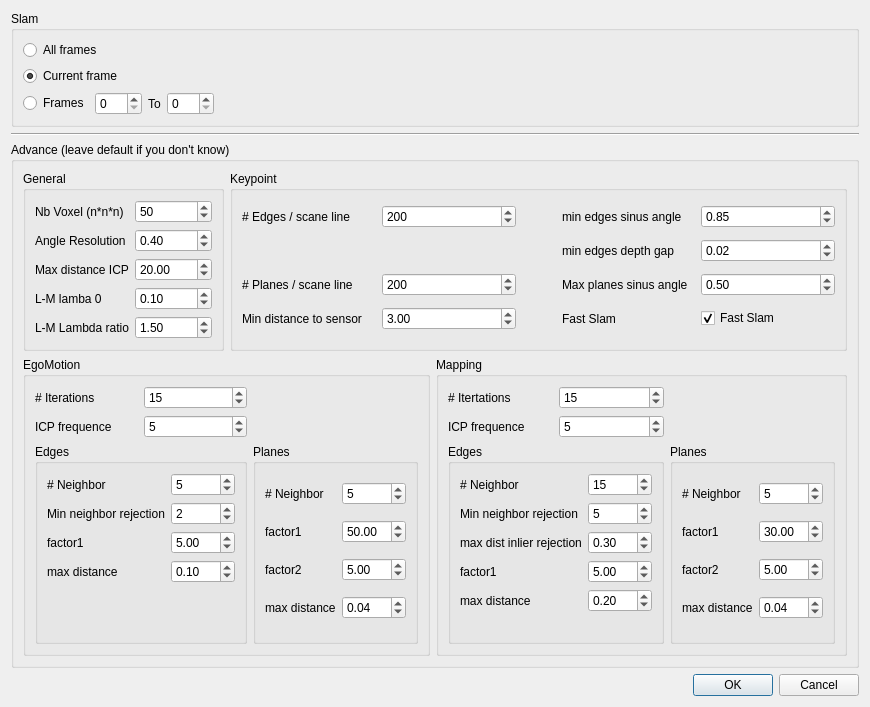
First picture: the form in VelodyneHDL/vvSlamConfigurationDialog.ui, repository Kitware/VeloView, before the edit.
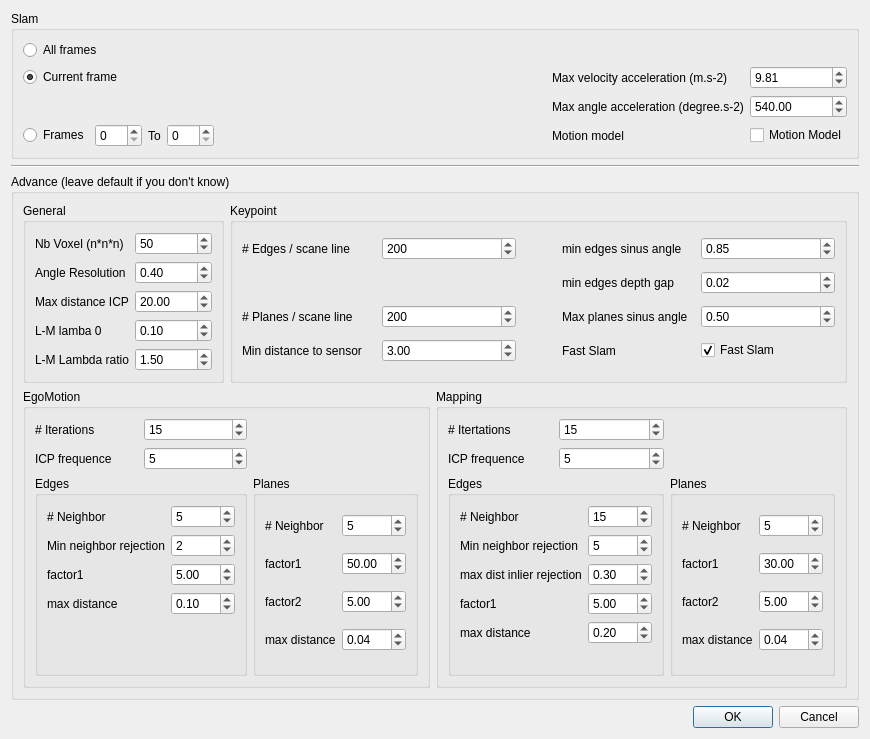
Second picture: the form after the edit.

Commit message: GUI for motion model settings

```diff
--- a/VelodyneHDL/vvSlamConfigurationDialog.ui
+++ b/VelodyneHDL/vvSlamConfigurationDialog.ui
@@ -7,7 +7,7 @@
     <x>0</x>
     <y>0</y>
     <width>869</width>
-    <height>699</height>
+    <height>732</height>
    </rect>
   </property>
   <property name="windowTitle">
@@ -664,6 +664,13 @@
       <string>Slam</string>
      </property>
      <layout class="QGridLayout" name="gridLayout_2">
+      <item row="4" column="3">
+       <widget class="QSpinBox" name="End">
+        <property name="maximum">
+         <number>500</number>
+        </property>
+       </widget>
+      </item>
       <item row="4" column="2">
        <widget class="QLabel" name="label">
         <property name="text">
@@ -671,10 +678,13 @@
         </property>
        </widget>
       </item>
-      <item row="4" column="3">
-       <widget class="QSpinBox" name="End">
-        <property name="maximum">
-         <number>500</number>
+      <item row="1" column="0" colspan="2">
+       <widget class="QRadioButton" name="currentFrame">
+        <property name="text">
+         <string>Current frame</string>
+        </property>
+        <property name="checked">
+         <bool>true</bool>
         </property>
        </widget>
       </item>
@@ -685,16 +695,6 @@
         </property>
        </widget>
       </item>
-      <item row="0" column="0" colspan="2">
-       <widget class="QRadioButton" name="allFrames">
-        <property name="text">
-         <string>All frames</string>
-        </property>
-        <property name="checked">
-         <bool>false</bool>
-        </property>
-       </widget>
-      </item>
       <item row="4" column="4">
        <spacer name="horizontalSpacer_2">
         <property name="orientation">
@@ -715,13 +715,67 @@
         </property>
        </widget>
       </item>
-      <item row="1" column="0" colspan="2">
-       <widget class="QRadioButton" name="currentFrame">
+      <item row="0" column="0" colspan="2">
+       <widget class="QRadioButton" name="allFrames">
         <property name="text">
-         <string>Current frame</string>
+         <string>All frames</string>
         </property>
         <property name="checked">
-         <bool>true</bool>
+         <bool>false</bool>
+        </property>
+       </widget>
+      </item>
+      <item row="4" column="6">
+       <widget class="QCheckBox" name="MotionModelCheckbox">
+        <property name="text">
+         <string>Motion Model</string>
+        </property>
+        <property name="checked">
+         <bool>false</bool>
+        </property>
+       </widget>
+      </item>
+      <item row="4" column="5">
+       <widget class="QLabel" name="label_37">
+        <property name="text">
+         <string>Motion model</string>
+        </property>
+       </widget>
+      </item>
+      <item row="1" column="5">
+       <widget class="QLabel" name="label_38">
+        <property name="text">
+         <string>Max velocity acceleration (m.s-2) </string>
+        </property>
+       </widget>
+      </item>
+      <item row="1" column="6">
+       <widget class="QDoubleSpinBox" name="VelocityAccelerationSpinBox">
+        <property name="maximum">
+         <double>500.000000000000000</double>
+        </property>
+        <property name="singleStep">
+         <double>0.100000000000000</double>
+        </property>
+        <property name="value">
+         <double>9.810000000000000</double>
+        </property>
+       </widget>
+      </item>
+      <item row="3" column="5">
+       <widget class="QLabel" name="label_39">
+        <property name="text">
+         <string>Max angle acceleration (degree.s-2)</string>
+        </property>
+       </widget>
+      </item>
+      <item row="3" column="6">
+       <widget class="QDoubleSpinBox" name="AngleAccelerationSpinBox">
+        <property name="maximum">
+         <double>10000.000000000000000</double>
+        </property>
+        <property name="value">
+         <double>540.000000000000000</double>
         </property>
        </widget>
       </item>
```
The commit also changes 5 other files.
